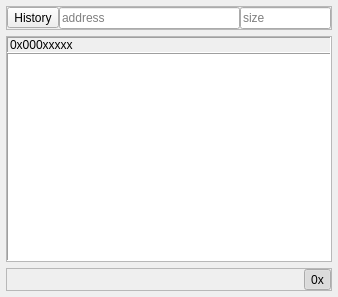
ukyouz/Visual-Studio-Debug-Tools, file view/WidgetMemory.ui: the form before one commit.
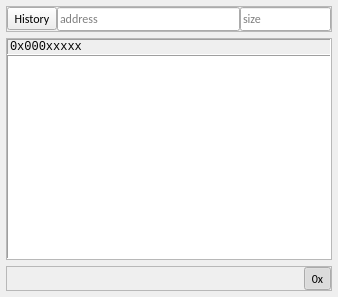
The form after the commit. Icons and pictures are not drawn.

Diff of the .ui file:
```diff
--- a/view/WidgetMemory.ui
+++ b/view/WidgetMemory.ui
@@ -10,6 +10,11 @@
     <height>297</height>
    </rect>
   </property>
+  <property name="font">
+   <font>
+    <family>Calibri</family>
+   </font>
+  </property>
   <property name="windowTitle">
    <string>Form</string>
   </property>
@@ -129,6 +134,11 @@
       </property>
       <item>
        <widget class="QLabel" name="labelAddress">
+        <property name="font">
+         <font>
+          <family>Consolas</family>
+         </font>
+        </property>
         <property name="frameShape">
          <enum>QFrame::Panel</enum>
         </property>
```
